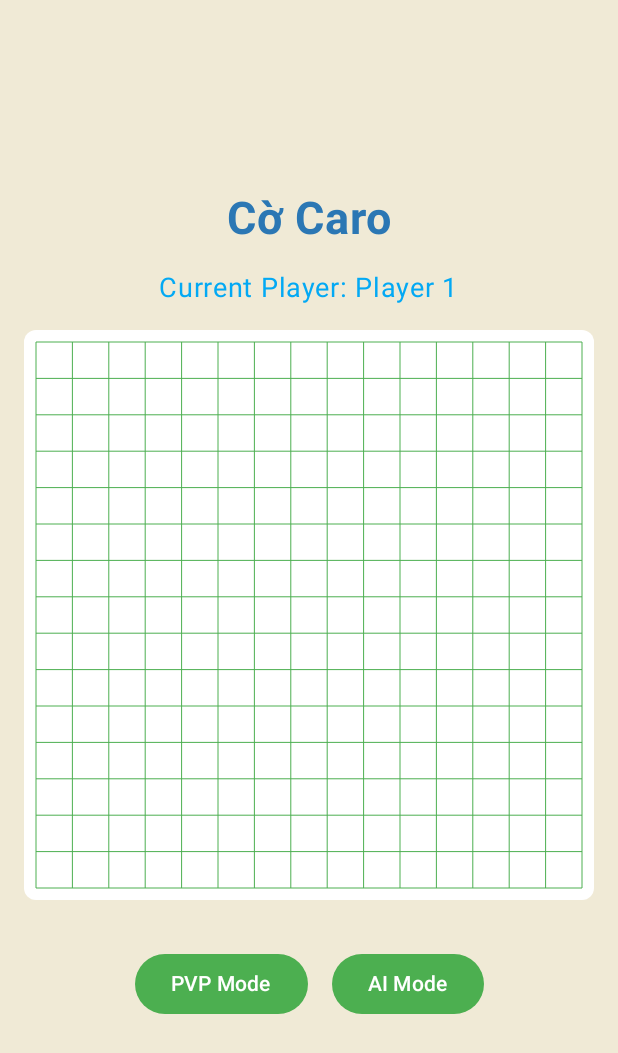
After one commit to TravisHuy/GameCaro, an Android app built with Jetpack Compose: the composable CaroScreen shown on its own in the app's theme, on a phone screen of 412 x 824 dp. The commit adds this screen. Shown: the top 1053 px of the screen. Run offline under Robolectric (Android 15) with nearby library versions, the phone set to English and light mode, and no system bars.

Commit message:
update screen

```diff
--- a/app/src/main/java/com/nhathuy/gamecaro/model/GameMode.kt
+++ b/app/src/main/java/com/nhathuy/gamecaro/model/GameMode.kt
@@ -1,5 +1,5 @@
 package com.nhathuy.gamecaro.model
 
 enum class GameMode {
-    PVP,AI
+    MENU,PVP,AI
 }
--- a/app/src/main/java/com/nhathuy/gamecaro/model/GameState.kt
+++ b/app/src/main/java/com/nhathuy/gamecaro/model/GameState.kt
@@ -7,7 +7,7 @@ data class GameState(
         }},
     val currentPlayer: Char ='X',
     val winner: Char ? =null,
-    val gameMode: GameMode= GameMode.PVP,
+    val gameMode: GameMode= GameMode.MENU,
     val player1Name: String ="Player 1",
     val player2Name: String ="Player 2"
 )
--- /dev/null
+++ b/app/src/main/java/com/nhathuy/gamecaro/ui/CaroBoard.kt
@@ -0,0 +1,80 @@
+package com.nhathuy.gamecaro.ui
+
+import androidx.compose.foundation.Canvas
+import androidx.compose.foundation.background
+import androidx.compose.foundation.clickable
+import androidx.compose.foundation.layout.Box
+import androidx.compose.foundation.layout.aspectRatio
+import androidx.compose.foundation.layout.fillMaxSize
+import androidx.compose.foundation.layout.offset
+import androidx.compose.foundation.layout.padding
+import androidx.compose.foundation.layout.size
+import androidx.compose.foundation.shape.RoundedCornerShape
+import androidx.compose.runtime.Composable
+import androidx.compose.ui.Modifier
+import androidx.compose.ui.geometry.Offset
+import androidx.compose.ui.graphics.Color
+import androidx.compose.ui.graphics.drawscope.Stroke
+import androidx.compose.ui.unit.dp
+import com.nhathuy.gamecaro.model.GameState
+import com.nhathuy.gamecaro.viewmodel.CaroViewModel
+
+@Composable
+fun CaroBoard(gameState: GameState, viewModel: CaroViewModel) {
+    Box(modifier = Modifier
+        .aspectRatio(1f)
+        .background(Color.White, RoundedCornerShape(8.dp))
+        .padding(8.dp)) {
+        Canvas(modifier = Modifier.fillMaxSize()){
+            val cellSize = size.width/ 15
+
+            for (i in 0..15){
+                drawLine(
+                    Color(0xFF4CAF50),
+                    start = Offset(i*cellSize,0f),
+                    end = Offset(i*cellSize,size.height),
+                    strokeWidth = 1f
+                )
+                drawLine(
+                    Color(0xFF4CAF50),
+                    start = Offset(0f,i*cellSize),
+                    end = Offset(size.width,i*cellSize),
+                    strokeWidth = 1f
+                )
+            }
+            gameState.board.forEachIndexed { rowIndex, row ->
+                row.forEachIndexed { colIndex, cell ->
+                    val center = Offset(
+                        (colIndex+0.5f)*cellSize,
+                        (rowIndex+0.5f)*cellSize
+                    )
+                    when(cell){
+                        'X' ->{
+                            drawLine(Color.Blue, center - Offset(cellSize * 0.3f, cellSize * 0.3f),
+                                center + Offset(cellSize * 0.3f, cellSize * 0.3f), strokeWidth = 3f)
+                            drawLine(Color.Blue, center + Offset(cellSize * 0.3f, -cellSize * 0.3f),
+                                center - Offset(cellSize * 0.3f, -cellSize * 0.3f), strokeWidth = 3f)
+                        }
+                        'O' -> {
+                            drawCircle(Color.Red, radius = cellSize * 0.3f, center = center, style = Stroke(3f))
+                        }
+                    }
+                }
+            }
+        }
+        ClickableOverlay(viewModel)
+    }
+}
+
+@Composable
+fun ClickableOverlay(viewModel: CaroViewModel) {
+    Box(modifier = Modifier.fillMaxSize()){
+        for (row in 0 until 15){
+            for(col in 0 until 15){
+                Box(modifier = Modifier.fillMaxSize().aspectRatio(1f).offset(x=(col*(1f/15)).dp,y=(row*(1f/15)).dp).size((1f/15).dp).clickable {
+                    viewModel.makeMove(row,col)
+                })
+            }
+        }
+    }
+}
--- /dev/null
+++ b/app/src/main/java/com/nhathuy/gamecaro/ui/CaroScreen.kt
@@ -0,0 +1,129 @@
+package com.nhathuy.gamecaro.ui
+
+import android.widget.Button
+import android.widget.Space
+import androidx.compose.foundation.Canvas
+import androidx.compose.foundation.background
+import androidx.compose.foundation.layout.Arrangement
+import androidx.compose.foundation.layout.Box
+import androidx.compose.foundation.layout.Column
+import androidx.compose.foundation.layout.Row
+import androidx.compose.foundation.layout.Spacer
+import androidx.compose.foundation.layout.aspectRatio
+import androidx.compose.foundation.layout.fillMaxSize
+import androidx.compose.foundation.layout.height
+import androidx.compose.foundation.layout.padding
+import androidx.compose.foundation.layout.width
+import androidx.compose.foundation.shape.RoundedCornerShape
+import androidx.compose.material3.Button
+import androidx.compose.material3.ButtonDefaults
+import androidx.compose.material3.Text
+import androidx.compose.runtime.Composable
+import androidx.compose.runtime.collectAsState
+import androidx.compose.runtime.getValue
+import androidx.compose.ui.Alignment
+import androidx.compose.ui.Modifier
+import androidx.compose.ui.graphics.Color
+import androidx.compose.ui.res.dimensionResource
+import androidx.compose.ui.res.stringResource
+import androidx.compose.ui.text.font.FontFamily
+import androidx.compose.ui.text.font.FontWeight
+import androidx.compose.ui.unit.dp
+import androidx.compose.ui.unit.sp
+import androidx.lifecycle.ViewModel
+import com.nhathuy.gamecaro.R
+import com.nhathuy.gamecaro.model.GameMode
+import com.nhathuy.gamecaro.model.GameState
+import com.nhathuy.gamecaro.viewmodel.CaroViewModel
+
+@Composable
+fun CaroScreen(viewModel: CaroViewModel){
+
+    val gameState by viewModel.gameState.collectAsState()
+    val showPlayerNameDialog by viewModel.showPlayerNameDialog.collectAsState()
+
+    Box(modifier = Modifier
+        .fillMaxSize()
+        .background(Color(0xFFF0EAD6))) {
+
+        Column(modifier = Modifier
+            .fillMaxSize()
+            .padding(16.dp),
+                horizontalAlignment = Alignment.CenterHorizontally,
+                verticalArrangement = Arrangement.Center) {
+            GameTitle()
+            Spacer(modifier = Modifier.height(dimensionResource(id = R.dimen.medium)))
+            CurrentPlayerText(gameState)
+            Spacer(modifier = Modifier.height(dimensionResource(id = R.dimen.medium)))
+            CaroBoard(gameState,viewModel)
+            Spacer(modifier = Modifier.height(dimensionResource(id = R.dimen.medium)))
+            gameState.winner?.let {
+                WinnerText(it,gameState)
+            }
+            Spacer(modifier = Modifier.height(dimensionResource(id = R.dimen.medium)))
+            CaroButton(viewModel)
+            Spacer(modifier = Modifier.height(dimensionResource(id = R.dimen.medium)))
+            ResetCaroButton(viewModel)
+        }
+    }
+    if(showPlayerNameDialog){
+        PlayerNameDialog(onDimiss= {viewModel.dimissPlayerDialog()},
+                onConfirm= { player1Name, player2Name -> viewModel.setPlayerNames(player1Name,player2Name)})
+    }
+}
+
+@Composable
+fun PlayerNameDialog(onDimiss: () -> Unit, onConfirm: (String,String) -> Unit) {
+
+}
+
+@Composable
+fun ResetCaroButton(viewModel: CaroViewModel) {
+
+}
+
+@Composable
+fun CaroButton(viewModel: CaroViewModel) {
+    Row {
+        Button(
+            onClick = { viewModel.setGameMode(GameMode.PVP) },
+            colors = ButtonDefaults.buttonColors(Color(0xFF4CAF50))
+        ) {
+            Text("PVP Mode", color = Color.White)
+        }
+        Spacer(modifier = Modifier.width(16.dp))
+        Button(
+            onClick = { viewModel.setGameMode(GameMode.AI) },
+            colors = ButtonDefaults.buttonColors(Color(0xFF4CAF50))
+        ) {
+            Text("AI Mode", color = Color.White)
+        }
+    }
+}
+
+@Composable
+fun WinnerText(winner: Char, gameState: GameState) {
+    Text(text = "Winner: ${if (winner=='X') gameState.player1Name else gameState.player2Name }",
+    fontSize = 20.sp,
+    fontWeight = FontWeight.Bold,
+    color = Color(0xFF1A237E)
+    )
+}
+
+
+
+@Composable
+fun CurrentPlayerText(gameState: GameState) {
+    Text(
+        "Current Player: ${if (gameState.currentPlayer == 'X') gameState.player1Name else gameState.player2Name}",
+        fontSize = 18.sp,
+        color = Color(0xFF03A9F4)
+    )
+}
+
+@Composable
+fun GameTitle() {
+    Text(text = stringResource(id = R.string.nameapp), fontSize = 30.sp,
+    fontWeight = FontWeight.Bold, color = Color(0xFF2B77B4)
+    )
+}
--- a/app/src/main/java/com/nhathuy/gamecaro/ui/MainActivity.kt
+++ b/app/src/main/java/com/nhathuy/gamecaro/ui/MainActivity.kt
@@ -10,7 +10,9 @@ import androidx.compose.material3.Text
 import androidx.compose.runtime.Composable
 import androidx.compose.ui.Modifier
 import androidx.compose.ui.tooling.preview.Preview
+import androidx.lifecycle.viewmodel.compose.viewModel
 import com.nhathuy.gamecaro.ui.theme.GameCaroTheme
+import com.nhathuy.gamecaro.viewmodel.CaroViewModel
 
 class MainActivity : ComponentActivity() {
     override fun onCreate(savedInstanceState: Bundle?) {
@@ -22,7 +24,8 @@ class MainActivity : ComponentActivity() {
                     modifier = Modifier.fillMaxSize(),
                     color = MaterialTheme.colorScheme.background
                 ) {
-                    Greeting("Android")
+                    val viewwModel= CaroViewModel()
+                    CaroScreen(viewModel = viewwModel)
                 }
             }
         }
@@ -41,6 +44,7 @@ fun Greeting(name: String, modifier: Modifier = Modifier) {
 @Composable
 fun GreetingPreview() {
     GameCaroTheme {
-        Greeting("Android")
+        val viewwModel= CaroViewModel()
+        CaroScreen(viewModel = viewwModel)
     }
 }
--- a/app/src/main/java/com/nhathuy/gamecaro/viewmodel/CaroViewModel.kt
+++ b/app/src/main/java/com/nhathuy/gamecaro/viewmodel/CaroViewModel.kt
@@ -1,4 +1,32 @@
 package com.nhathuy.gamecaro.viewmodel
 
-class CaroViewModel {
+import androidx.lifecycle.ViewModel
+import com.nhathuy.gamecaro.model.GameMode
+import com.nhathuy.gamecaro.model.GameState
+import kotlinx.coroutines.flow.MutableStateFlow
+import kotlinx.coroutines.flow.StateFlow
+import kotlinx.coroutines.flow.asStateFlow
+
+class CaroViewModel: ViewModel() {
+    private val _gameState= MutableStateFlow(GameState())
+    val gameState : StateFlow<GameState> = _gameState.asStateFlow()
+
+    private val _showPlayerNameDialog= MutableStateFlow(false)
+    val showPlayerNameDialog:StateFlow<Boolean>  = _showPlayerNameDialog.asStateFlow()
+
+    fun makeMove(row:Int, col:Int){
+
+    }
+
+    fun dimissPlayerDialog() {
+        TODO("Not yet implemented")
+    }
+
+    fun setPlayerNames(player1Name: String, player2Name: String) {
+
+    }
+
+    fun setGameMode(pvp: GameMode) {
+
+    }
 }
--- /dev/null
+++ b/app/src/main/res/values/dimens.xml
@@ -0,0 +1,4 @@
+<?xml version="1.0" encoding="utf-8"?>
+<resources>
+    <dimen name="medium">16dp</dimen>
+</resources>
--- a/app/src/main/res/values/strings.xml
+++ b/app/src/main/res/values/strings.xml
@@ -1,3 +1,4 @@
 <resources>
     <string name="app_name">GameCaro</string>
+    <string name="nameapp">Cờ Caro</string>
 </resources>
```
Also changed, not shown: 3 other files.
